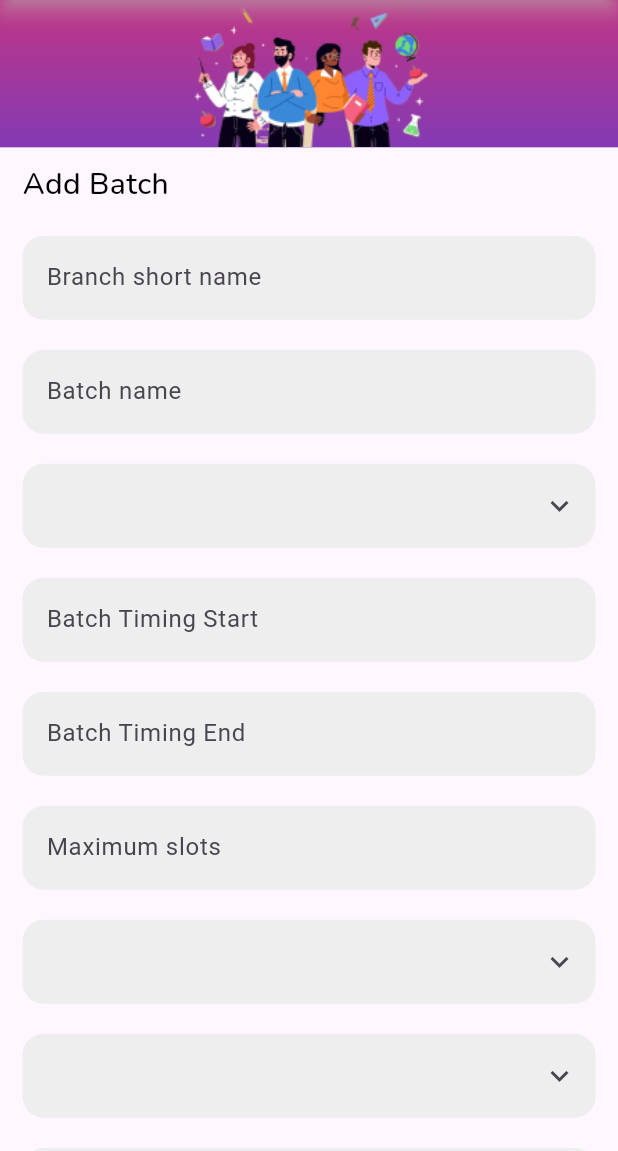
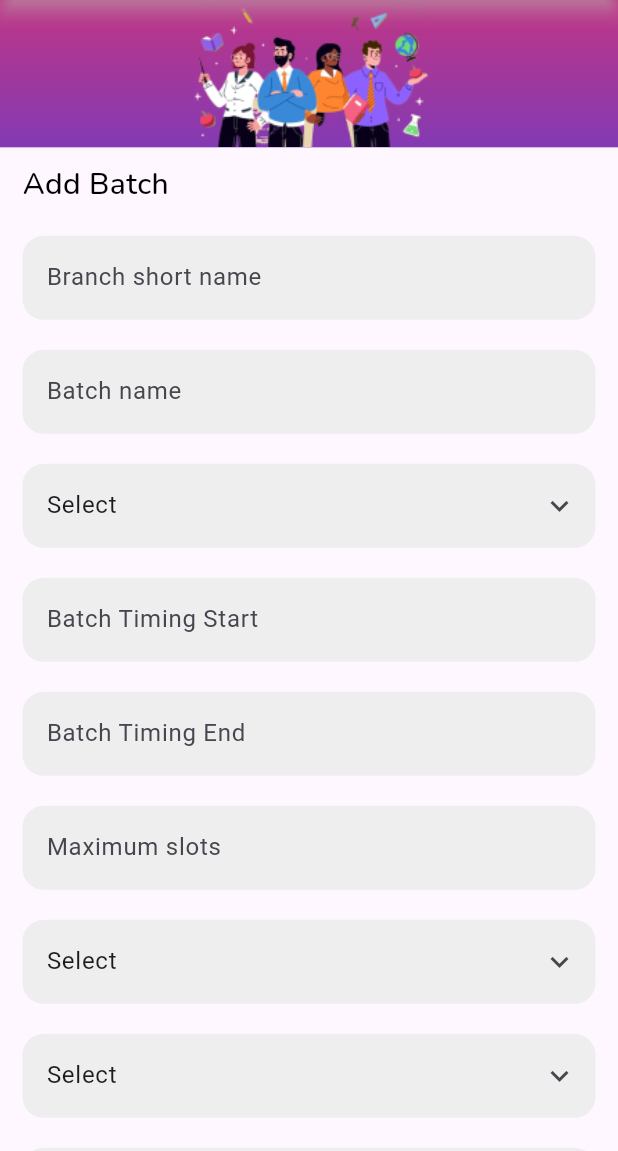
Before and after one commit to chandrumurugan/hovee_attendence, a Flutter app: the TutorAddBatchScreen screen opened directly, on a phone screen of 412 x 824 dp, the part 85-1236 px from its top. Run offline on Flutter 3.47's test engine with Material 3 defaults, Android fonts, the light colour scheme and no system bars; our stand-ins replace fl_chart, flutter_svg, font_awesome_flutter, get, get_storage, google_fonts and 6 more; accounts and stored records are empty; network calls fail.

Commit message:
Internal bug fixes

```diff
--- a/lib/controllers/splash_controllers.dart
+++ b/lib/controllers/splash_controllers.dart
@@ -22,7 +22,7 @@ class SplashController extends GetxController {
   void onInit() {
     super.onInit();
 
-    Future.delayed(const Duration(seconds: 1), () {
+    Future.delayed(const Duration(seconds: 3), () {
       showSecondImage.value = true;
     });
     fetchAppConfig();
--- a/lib/utils/customDropDownInputField.dart
+++ b/lib/utils/customDropDownInputField.dart
@@ -55,7 +55,7 @@ class CommonDropdownInputField extends StatelessWidget {
       isScrollControlled: true,
       builder: (BuildContext context) {
         return Container(
-          height: sheetHeight,
+          height: 160,
           padding: const EdgeInsets.all(10),
           child: Column(
             children: [
--- a/lib/view/accountsetup_screen.dart
+++ b/lib/view/accountsetup_screen.dart
@@ -130,14 +130,14 @@ class AccountSetup extends StatelessWidget {
                             },
                             tabs: [
                               const Tab(
-                                text: 'Personal\ninfo',
+                                text: 'Personal info',
                               ),
                               const Tab(
-                                text: 'Address\ninfo',
+                                text: 'Address',
                               ),
                               if (selectedRoleTypeName != 'I Run an Institute')
                                 const Tab(
-                                  text: 'Education\ninfo',
+                                  text: 'Education',
                                 ),
                             ],
                             unselectedLabelColor: Colors.grey,
--- a/lib/view/add_batch.dart
+++ b/lib/view/add_batch.dart
@@ -64,6 +64,7 @@ class _TutorAddBatchScreenState extends State<TutorAddBatchScreen> {
                 controllerValue: controller.branchShortNameController,
                 selectedValue: controller.branchShortNameController,
                 keyboardType: TextInputType.text,
+                 hintText: 'Enter your here...',
                 onTap: () {},
               ),
             ),
@@ -75,6 +76,7 @@ class _TutorAddBatchScreenState extends State<TutorAddBatchScreen> {
                 controllerValue: controller.batchNameController,
                  selectedValue: controller.batchNameController,
                  keyboardType: TextInputType.text,
+                  hintText: 'Enter your here...',
                 onTap: () {},
               ),
             ),
@@ -126,6 +128,7 @@ Padding(
                   const EdgeInsets.symmetric(horizontal: 15.0, vertical: 10),
               child: CommonInputField(
                 title: 'Maximum slots',
+                 hintText: 'Enter your here...',
                 controllerValue: controller.maxSlotsController,
                 selectedValue: controller.maxSlotsController,
                 keyboardType: TextInputType.number,
@@ -155,6 +158,7 @@ Padding(
                 selectedValue: controller.modeController,
                 items: controller.batchModes,
                 onChanged: controller.setBatchModes,
+
               ),
             ),
             Padding(
@@ -162,6 +166,7 @@ Padding(
                   const EdgeInsets.symmetric(horizontal: 15.0, vertical: 10),
               child: CommonInputField(
                 title: 'Fees',
+                hintText: 'Enter your here...',
                 controllerValue: controller.feesController,
                 selectedValue: controller.feesController,
                 keyboardType: TextInputType.text,
--- a/lib/view/roleSelection.dart
+++ b/lib/view/roleSelection.dart
@@ -273,7 +273,7 @@ class _RoleSelectionState extends State<RoleSelection> {
                             }
 
                              if (selectedRole == 'Tutor' &&
-                                selectedRoleTypeName == 'I am a Individual Tutor') {
+                                selectedRoleTypeName == 'I Run an Institute') {
                               SnackBarUtils.showErrorSnackBar(context,
                                   'Feature under development');
                               return; // Exit early if tutor is selected but no role type is selected
--- a/lib/widget/addteacher_dropdown.dart
+++ b/lib/widget/addteacher_dropdown.dart
@@ -21,6 +21,11 @@ class CommonDropdownInputField extends StatelessWidget {
   @override
   Widget build(BuildContext context) {
     return Obx(() {
+        // Determine the text to show in the TextField
+      String displayText = selectedValue.value.isEmpty
+          ? 'Select' // Show "Tap to select [title]" if nothing is selected
+          : selectedValue.value;    // Show the selected value otherwise
+
       return TextField(
         decoration: InputDecoration(
            //labelText: title,
@@ -36,7 +41,7 @@ class CommonDropdownInputField extends StatelessWidget {
         onTap: () {
           _showDropdown(context);
         },
-        controller: TextEditingController(text: selectedValue.value),
+        controller: TextEditingController(text: displayText),
       );
     });
   }
--- a/lib/widget/addteacher_inputfiled.dart
+++ b/lib/widget/addteacher_inputfiled.dart
@@ -2,77 +2,18 @@ import 'package:flutter/material.dart';
 import 'package:flutter/services.dart';
 import 'package:get/get.dart';
 
-// class CommonInputField extends StatelessWidget {
-//   final String label;
-//   final RxString controllerValue;
-//   final TextInputType keyboardType;
-//   final bool obscureText;
-//   final bool readOnly;
-//   final Function() onTap; // Add onTap function
-//   final List<TextInputFormatter>? inputFormatters; // Add this line
-//   final String? prefixText;
-//   final String? suffixText;
-//   final Widget? suffixIcon;
-//   final RxString? selectedValue;
-//    final Function(String)? onChanged;
+class CommonInputField extends StatelessWidget {
+  final String title; // Title of the input field
+  final RxString controllerValue; // Reactive controller value
+  final RxString selectedValue; // Selected value to display
+  final Function(String)? onChanged; // Function called on text change
+  final Function() onTap; // Function called on tap
+  final TextInputType? keyboardType; // Keyboard type for the text field
+  final List<TextInputFormatter>? inputFormatters; // Input formatters
+  final String? suffixText; // Suffix text
+  final String? prefixText; // Prefix text
+  final String? hintText; // Hint text to display when field is empty
 
-//   CommonInputField({
-//     Key? key,
-//     required this.label,
-//     required this.controllerValue,
-//     this.keyboardType = TextInputType.text,
-//     this.obscureText = false,
-//     this.readOnly = false,
-//     required this.onTap, // Add the onTap parameter
-//     this.inputFormatters,
-//     this.prefixText,
-//     this.suffixText,
-//      this.suffixIcon,
-//     this.selectedValue,
-//     this.onChanged
-//   }) : super(key: key);
-
-//   @override
-//   Widget build(BuildContext context) {
-//     final textEditingController =
-//         TextEditingController(text: controllerValue.value);
-
-//     // Update the controller value when the text changes
-//     textEditingController.addListener(() {
-//       controllerValue.value = textEditingController.text;
-//     });
-
-//     return TextField(
-//       //controller: textEditingController,
-//       readOnly: readOnly,
-//       keyboardType: keyboardType,
-//       obscureText: obscureText,
-//       inputFormatters: inputFormatters,
-//       onTap: (){
-//          onTap();
-//       },
-//       decoration: InputDecoration(
-//         labelText: label,
-//         border: OutlineInputBorder(),
-        // prefixText: prefixText,
-        // suffixText: suffixText,
-//         suffixIcon: suffixIcon,
-//       ),
-//     );
-//   }
-// }
-
-
-class CommonInputField extends StatelessWidget {
-  final String title;
-  final RxString controllerValue;
-  final RxString selectedValue;
-  final Function(String)? onChanged;
-  final Function() onTap;
-  final TextInputType? keyboardType;
-  final List<TextInputFormatter>? inputFormatters;
-  final String? suffixText;
-  final String? prefixText;
   CommonInputField({
     Key? key,
     required this.title,
@@ -84,6 +25,7 @@ class CommonInputField extends StatelessWidget {
     this.inputFormatters,
     this.prefixText,
     this.suffixText,
+    this.hintText, // Add hintText parameter
   }) : super(key: key);
 
   @override
@@ -93,7 +35,8 @@ class CommonInputField extends StatelessWidget {
         keyboardType: keyboardType,
         inputFormatters: inputFormatters,
         decoration: InputDecoration(
-           labelText: title,
+          hintText: hintText, // Set the hint text here
+          labelText: title, // Optional: Use title as label text
           prefixText: prefixText,
           suffixText: suffixText,
           filled: true,
```
Also changed, not shown: lib/controllers/accountSetup_controller.dart (+2 -6 lines), pubspec.lock. Lines whose indentation alone changed are shown as unchanged.
